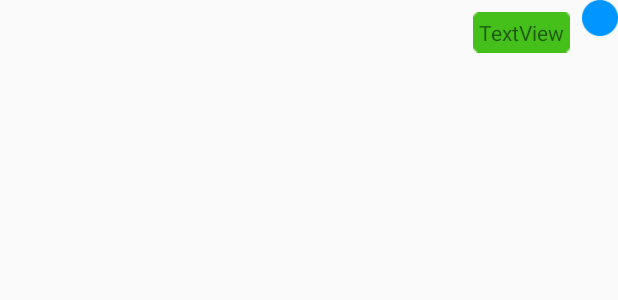
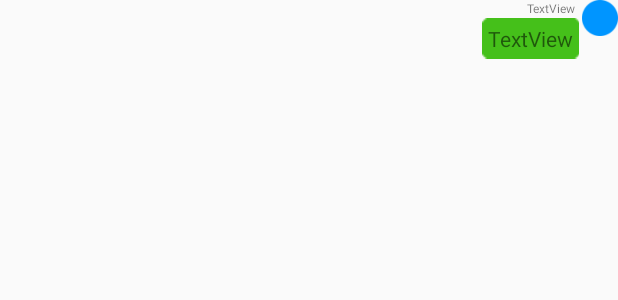
Before and after one commit to soulofhan/LANTalk, an Android app: the layout chat_dialog_right_item.xml on its own in the app's theme, with its tools: preview values and no code run, on a phone screen of 412 x 824 dp. Shown: the top 300 px of the screen. Run offline under Robolectric (Android 15) with nearby library versions, the phone set to English and light mode, and no system bars.

Commit message:
1、加入接收与发送消息音效 2、增加显示发信人昵称(右)

```diff
--- a/app/src/main/res/layout/chat_dialog_right_item.xml
+++ b/app/src/main/res/layout/chat_dialog_right_item.xml
@@ -1,16 +1,28 @@
 <?xml version="1.0" encoding="utf-8"?>
-<LinearLayout xmlns:android="http://schemas.android.com/apk/res/android"
+<RelativeLayout xmlns:android="http://schemas.android.com/apk/res/android"
     android:layout_width="match_parent"
     android:layout_height="match_parent"
-    android:gravity="end"
     android:orientation="horizontal">
+
+    <TextView
+        android:id="@+id/tv_me_name"
+        android:layout_width="wrap_content"
+        android:layout_height="wrap_content"
+        android:layout_alignParentTop="true"
+        android:layout_alignParentEnd="true"
+        android:layout_marginEnd="28dp"
+        android:gravity="center"
+        android:text="@string/tv_default"
+        android:textSize="8dp" />
 
     <TextView
         android:id="@+id/tv_chat_me_message"
         android:layout_width="wrap_content"
         android:layout_height="wrap_content"
-        android:layout_marginTop="8dp"
-        android:layout_marginEnd="8dp"
+        android:layout_alignParentTop="true"
+        android:layout_alignParentEnd="true"
+        android:layout_marginTop="12dp"
+        android:layout_marginEnd="26dp"
         android:background="@drawable/acn"
         android:gravity="center"
         android:text="@string/tv_default" />
@@ -19,7 +31,9 @@
         android:id="@+id/iv_chat_image_right"
         android:layout_width="24dp"
         android:layout_height="24dp"
+        android:layout_alignParentTop="true"
+        android:layout_alignParentEnd="true"
         android:layout_gravity="top"
         android:src="@drawable/message_background" />
 
-</LinearLayout>
+</RelativeLayout>
```
Also changed, not shown: app/src/main/java/com/andeddo/lanchat/ChatAdapter.java (+12 -4 lines), app/src/main/java/com/andeddo/lanchat/ChatMsgActivity.java (+13 -0 lines), app/src/main/java/com/andeddo/lanchat/MainActivity.java (+9 -1 lines), app/src/main/java/com/andeddo/lanchat/SoundPoolManager.java (added, +113 -0 lines), 8 other files.
